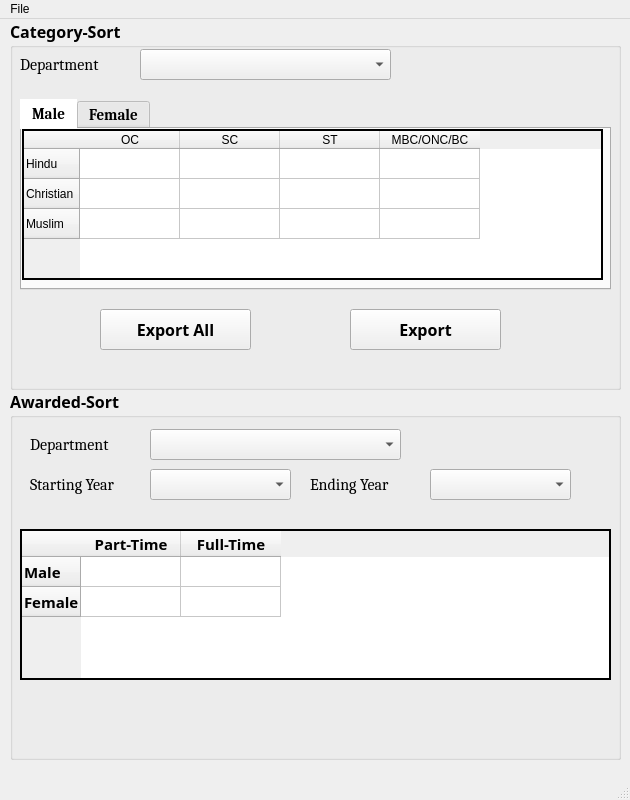
Above: assets/main.ui from NerdCodex/Sorter before the change. Below: the same form after it.
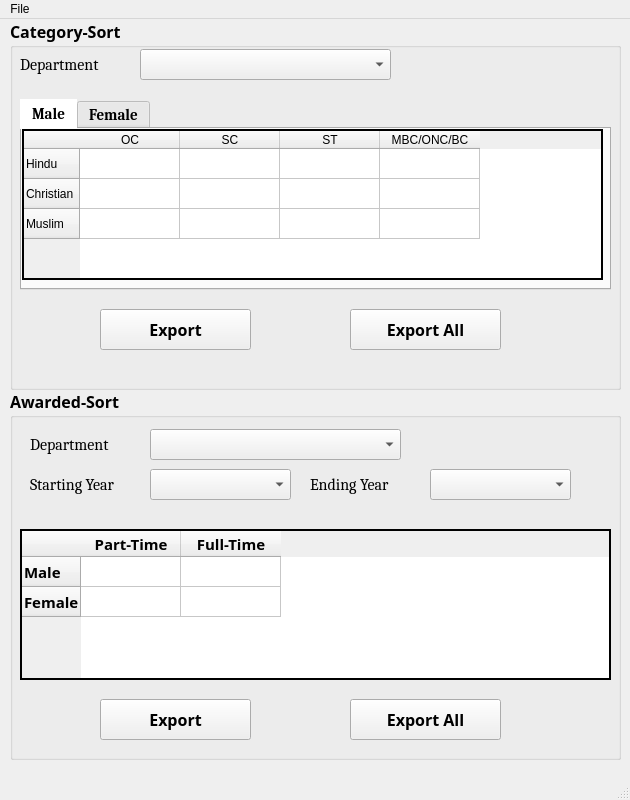
That is the form after the change.

Commit message: Awarded Export Feature Added

Diff of the .ui file:
```diff
--- a/assets/main.ui
+++ b/assets/main.ui
@@ -288,7 +288,7 @@
       <string notr="true"/>
      </property>
      <property name="text">
-      <string>Export All</string>
+      <string>Export</string>
      </property>
     </widget>
     <widget class="QPushButton" name="categoryExport">
@@ -304,7 +304,7 @@
       <string notr="true"/>
      </property>
      <property name="text">
-      <string>Export</string>
+      <string>Export All</string>
      </property>
     </widget>
    </widget>
@@ -495,6 +495,38 @@
       <string>Ending Year</string>
      </property>
     </widget>
+    <widget class="QPushButton" name="awardedExportBtn">
+     <property name="geometry">
+      <rect>
+       <x>90</x>
+       <y>310</y>
+       <width>151</width>
+       <height>41</height>
+      </rect>
+     </property>
+     <property name="styleSheet">
+      <string notr="true"/>
+     </property>
+     <property name="text">
+      <string>Export</string>
+     </property>
+    </widget>
+    <widget class="QPushButton" name="awardedExportAllBtn">
+     <property name="geometry">
+      <rect>
+       <x>340</x>
+       <y>310</y>
+       <width>151</width>
+       <height>41</height>
+      </rect>
+     </property>
+     <property name="styleSheet">
+      <string notr="true"/>
+     </property>
+     <property name="text">
+      <string>Export All</string>
+     </property>
+    </widget>
    </widget>
   </widget>
   <widget class="QMenuBar" name="menubar">
```
Left out of the diff: 4 changed lines with no effect on the pictures. The commit also changes 6 other files.
